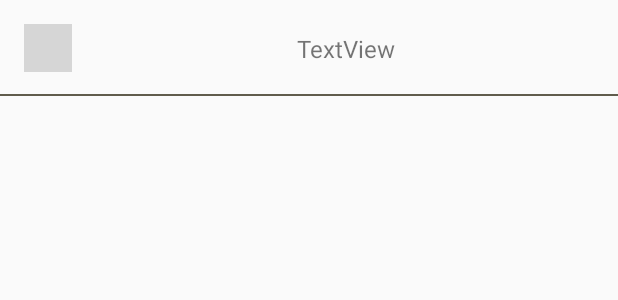
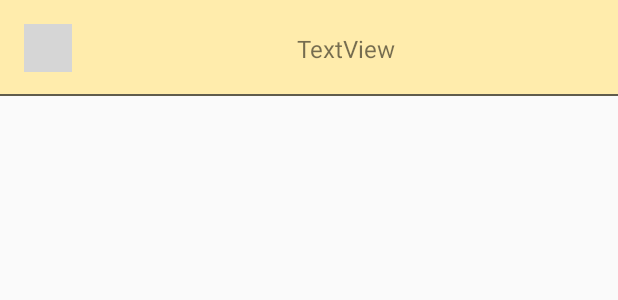
Before and after one commit to DavyHoogerwaard/album-view-assignment, an Android app: the layout item_photolist_recyclerview.xml on its own in the app's theme, with its tools: preview values and no code run, on a phone screen of 412 x 824 dp. Shown: the top 300 px of the screen. Run offline under Robolectric (Android 15) with nearby library versions, the phone set to English and light mode, and no system bars; network calls fail; grey boxes are pictures that could not be loaded.

Commit message:
Add selector for row background

```diff
--- /dev/null
+++ b/app/src/main/res/drawable/row_background_selector.xml
@@ -0,0 +1,8 @@
+<?xml version="1.0" encoding="utf-8"?>
+<selector xmlns:android="http://schemas.android.com/apk/res/android">
+
+    <item android:drawable="@color/colorGrey" android:state_selected="true" />
+    <item android:drawable="@color/colorGrey" android:state_pressed="true" />
+    <item android:drawable="@color/colorPrimaryLight" />
+
+</selector>
--- a/app/src/main/res/layout/item_album_recyclerview.xml
+++ b/app/src/main/res/layout/item_album_recyclerview.xml
@@ -2,6 +2,7 @@
 <androidx.constraintlayout.widget.ConstraintLayout xmlns:android="http://schemas.android.com/apk/res/android"
     xmlns:app="http://schemas.android.com/apk/res-auto"
     xmlns:tools="http://schemas.android.com/tools"
+    android:background="@drawable/row_background_selector"
     android:layout_width="match_parent"
     android:layout_height="@dimen/row_height">
 
--- a/app/src/main/res/layout/item_photolist_recyclerview.xml
+++ b/app/src/main/res/layout/item_photolist_recyclerview.xml
@@ -2,6 +2,7 @@
 <androidx.constraintlayout.widget.ConstraintLayout xmlns:android="http://schemas.android.com/apk/res/android"
     xmlns:app="http://schemas.android.com/apk/res-auto"
     xmlns:tools="http://schemas.android.com/tools"
+    android:background="@drawable/row_background_selector"
     android:layout_width="match_parent"
     android:layout_height="@dimen/row_height">
 
```
